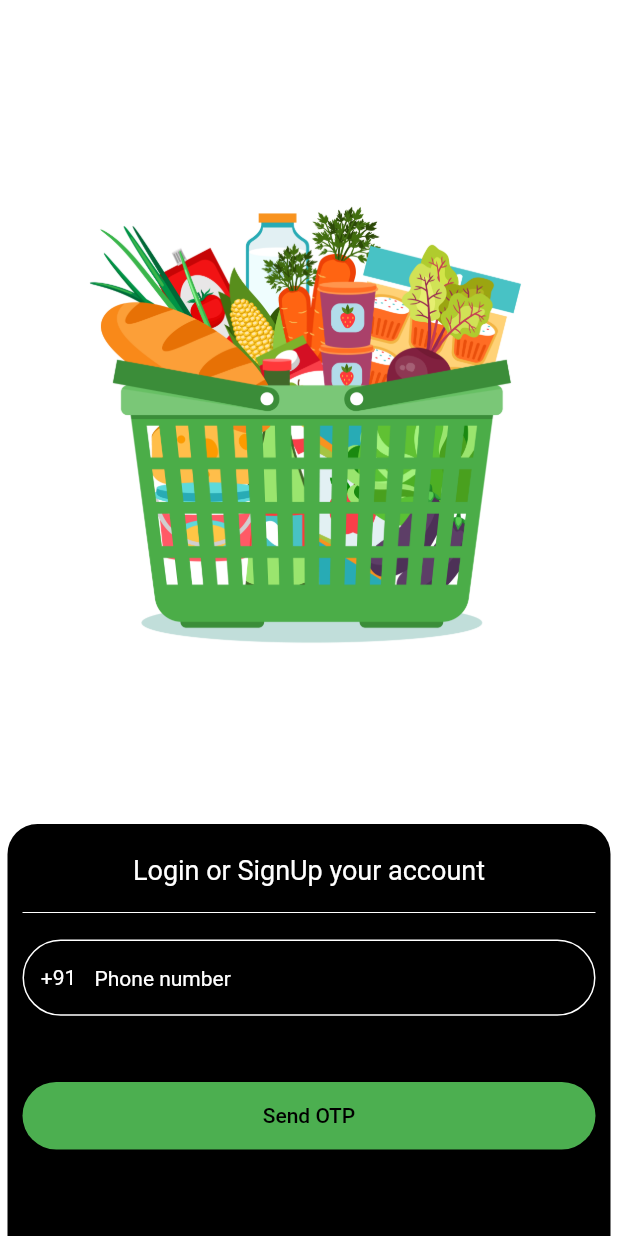
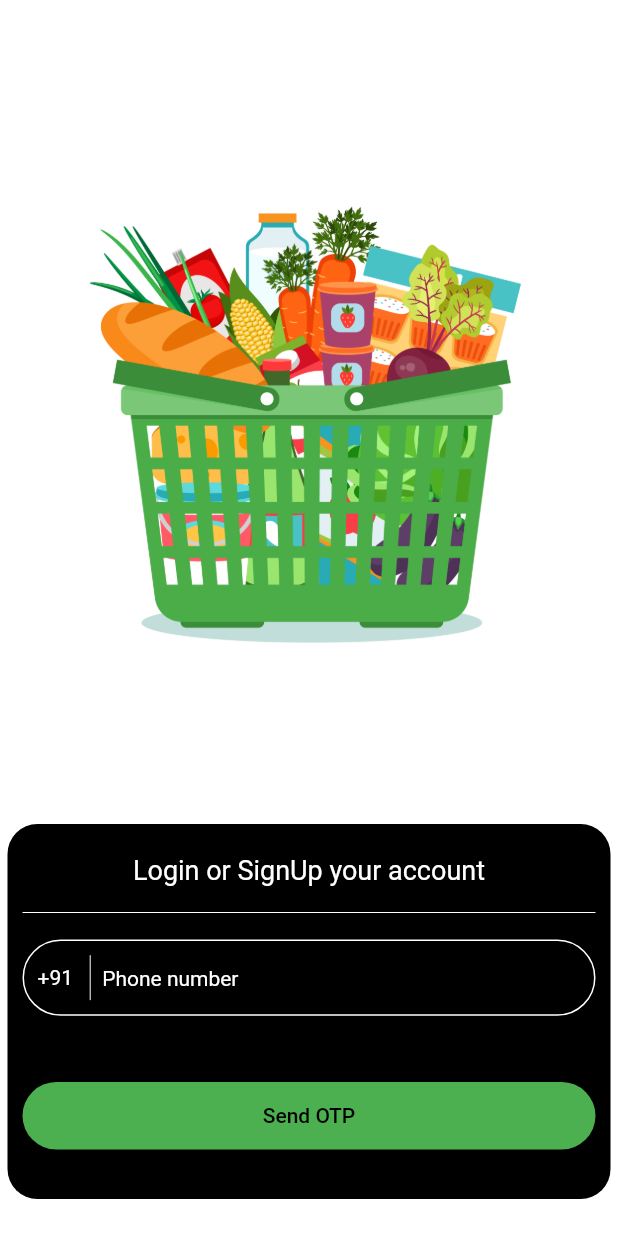
Before and after one commit to ADITYAbasude/Kirana, a Flutter app: the screen it shows after launch, on a phone screen of 412 x 824 dp. Run offline on Flutter 3.47's test engine with Material 2 defaults, Android fonts, the light colour scheme and no system bars; our stand-ins replace firebase_auth, firebase_core, flutter_otp_text_field, fluttertoast, location, permission_handler and 1 more; accounts and stored records are empty.

Commit message:
improve in auth design login

```diff
--- a/lib/screens/auth/login_signup_screen.dart
+++ b/lib/screens/auth/login_signup_screen.dart
@@ -1,5 +1,3 @@
-import 'dart:ffi';
-
 import 'package:firebase_auth/firebase_auth.dart';
 import 'package:flutter/material.dart';
 import 'package:animations/animations.dart';
@@ -37,18 +35,22 @@ class _LoginSignUpScreenState extends State<LoginSignUpScreen> {
                 children: [
                   Container(
                       height: MediaQuery.of(context).size.height / 1.5,
+                      alignment: Alignment.center,
                       child: const Image(
                           image: AssetImage("assets/images/attraction.jpg"))),
                   Container(
-                    margin: const EdgeInsets.only(left: 5, right: 5),
+                    margin:
+                        const EdgeInsets.only(left: 5, right: 5, bottom: 10),
                     padding: const EdgeInsets.all(10),
                     decoration: const BoxDecoration(
                         color: Colors.black,
                         borderRadius: BorderRadius.only(
                             topLeft: Radius.circular(20),
-                            topRight: Radius.circular(20))),
+                            topRight: Radius.circular(20),
+                            bottomLeft: Radius.circular(20),
+                            bottomRight: Radius.circular(20))),
                     width: double.infinity,
-                    height: MediaQuery.of(context).size.height / 3,
+                    height: 250,
                     child: Column(
                       // ignore: prefer_const_literals_to_create_immutables
                       children: [
@@ -99,14 +101,21 @@ class _LoginSignUpScreenState extends State<LoginSignUpScreen> {
                                 prefixIcon: Row(
                                   mainAxisSize: MainAxisSize.min,
                                   mainAxisAlignment: MainAxisAlignment.center,
-                                  children: const [
-                                    Text(
-                                      '+91',
-                                      style: TextStyle(
-                                          color: Colors.white,
-                                          fontWeight: FontWeight.w400,
-                                          fontSize: 14),
-                                    ),
+                                  children: [
+                                    Container(
+                                        margin: EdgeInsets.only(left: 10),
+                                        child: Text(
+                                          '+91 ',
+                                          style: TextStyle(
+                                              color: Colors.white,
+                                              fontWeight: FontWeight.w400,
+                                              fontSize: 14),
+                                        )),
+                                    Container(
+                                      height: 30,
+                                      child:
+                                          VerticalDivider(color: Colors.white),
+                                    )
                                   ],
                                 ),
                               ),
@@ -136,10 +145,15 @@ class _LoginSignUpScreenState extends State<LoginSignUpScreen> {
           Visibility(
               visible: _showProgressBar,
               child: Positioned(
-                  top: MediaQuery.of(context).size.height / 2,
-                  left: MediaQuery.of(context).size.width / 2.5,
-                  child: const CircularProgressIndicator(
-                    color: Colors.green,
+                  top: 0,
+                  left: 0,
+                  child: Container(
+                    height: MediaQuery.of(context).size.height,
+                    width: MediaQuery.of(context).size.width,
+                    alignment: Alignment.center,
+                    child: CircularProgressIndicator(
+                      color: Colors.green,
+                    ),
                   )))
         ]));
   }
--- a/lib/screens/auth/otp_screen.dart
+++ b/lib/screens/auth/otp_screen.dart
@@ -32,17 +32,18 @@ class _OTPScreenState extends State<OTPScreen> {
           child: SingleChildScrollView(
               child: Column(children: [
             Container(
-              width: MediaQuery.of(context).size.width / 1.5,
+              width: MediaQuery.of(context).size.width / 2.5,
               child: Image.asset("assets/images/otpAnim.gif"),
             ),
             Container(
+              margin: EdgeInsets.only(top: 50),
               child: const Text(
                 "Verify your phone number with OTP",
                 style: TextStyle(fontWeight: FontWeight.w500, fontSize: 16),
               ),
             ),
             Container(
-              margin: EdgeInsets.only(top: 10, left: 40, right: 40),
+              margin: EdgeInsets.only(top: 15, left: 40, right: 40),
               alignment: Alignment.center,
               child: Pinput(
                 onChanged: (value) {
--- a/pubspec.yaml
+++ b/pubspec.yaml
@@ -42,6 +42,7 @@ dependencies:
   pinput: ^2.2.14
   permission_handler: ^10.1.0
   location: ^4.4.0
+  flutterfire_cli: ^0.2.6
 
 dev_dependencies:
   flutter_test:
```
Also changed, not shown: pubspec.lock, 1 other file.
